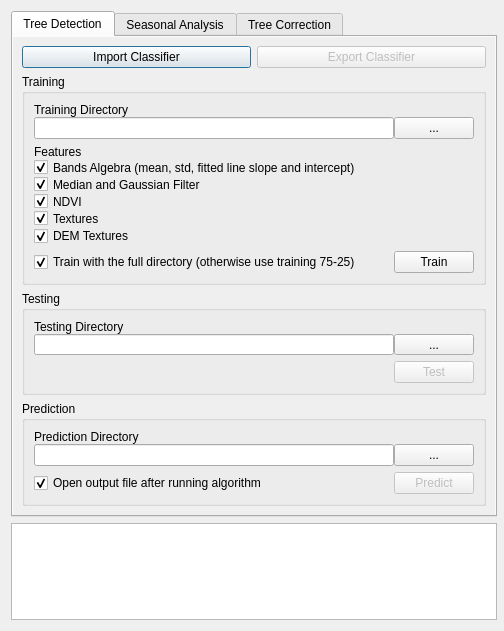
First picture: the form in Lumberjack_dialog_base.ui, repository carobrus/lumberjack_qgis_plugin, before the edit.
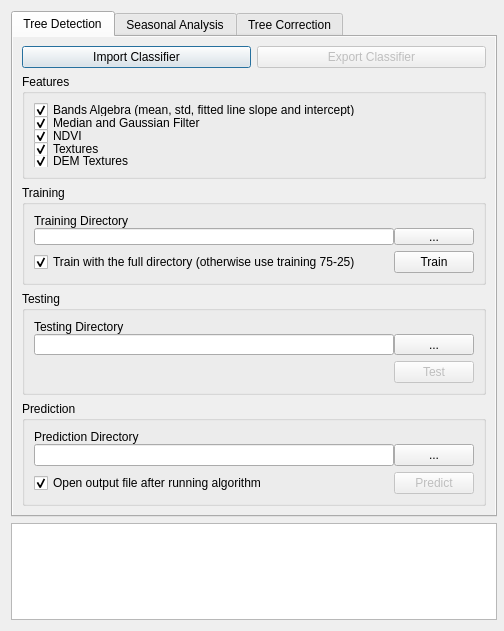
Second picture: the form after the edit.

Commit message: Changes on .ui. Separate Features

Diff of the .ui file:
```diff
--- a/Lumberjack_dialog_base.ui
+++ b/Lumberjack_dialog_base.ui
@@ -87,12 +87,77 @@
          </item>
         </layout>
        </item>
+       <item>
+        <widget class="QGroupBox" name="groupBox_features">
+         <property name="title">
+          <string>Features</string>
+         </property>
+         <layout class="QVBoxLayout" name="verticalLayout_12">
+          <property name="spacing">
+           <number>0</number>
+          </property>
+          <item>
+           <widget class="QCheckBox" name="checkBox_bandsAlgebra">
+            <property name="text">
+             <string>Bands Algebra (mean, std, fitted line slope and intercept)</string>
+            </property>
+            <property name="checked">
+             <bool>true</bool>
+            </property>
+           </widget>
+          </item>
+          <item>
+           <widget class="QCheckBox" name="checkBox_medianFilter">
+            <property name="text">
+             <string>Median and Gaussian Filter</string>
+            </property>
+            <property name="checked">
+             <bool>true</bool>
+            </property>
+           </widget>
+          </item>
+          <item>
+           <widget class="QCheckBox" name="checkBox_ndvi">
+            <property name="text">
+             <string>NDVI</string>
+            </property>
+            <property name="checked">
+             <bool>true</bool>
+            </property>
+           </widget>
+          </item>
+          <item>
+           <widget class="QCheckBox" name="checkBox_textures">
+            <property name="text">
+             <string>Textures</string>
+            </property>
+            <property name="checked">
+             <bool>true</bool>
+            </property>
+           </widget>
+          </item>
+          <item>
+           <widget class="QCheckBox" name="checkBox_dem">
+            <property name="enabled">
+             <bool>true</bool>
+            </property>
+            <property name="text">
+             <string>DEM Textures</string>
+            </property>
+            <property name="checked">
+             <bool>true</bool>
+            </property>
+           </widget>
+          </item>
+         </layout>
+        </widget>
+       </item>
        <item>
         <widget class="QGroupBox" name="groupBox_training">
          <property name="minimumSize">
           <size>
            <width>462</width>
-           <height>210</height>
+           <height>100</height>
           </size>
          </property>
          <property name="title">
@@ -131,76 +196,6 @@
             </item>
            </layout>
           </item>
-          <item>
-           <layout class="QVBoxLayout" name="verticalLayout_features" stretch="0,0,0,0,0,0">
-            <property name="spacing">
-             <number>0</number>
-            </property>
-            <property name="sizeConstraint">
-             <enum>QLayout::SetDefaultConstraint</enum>
-            </property>
-            <item>
-             <widget class="QLabel" name="label_features">
-              <property name="text">
-               <string>Features</string>
-              </property>
-             </widget>
-            </item>
-            <item>
-             <widget class="QCheckBox" name="checkBox_bandsAlgebra">
-              <property name="text">
-               <string>Bands Algebra (mean, std, fitted line slope and intercept)</string>
-              </property>
-              <property name="checked">
-               <bool>true</bool>
-              </property>
-             </widget>
-            </item>
-            <item>
-             <widget class="QCheckBox" name="checkBox_medianFilter">
-              <property name="text">
-               <string>Median and Gaussian Filter</string>
-              </property>
-              <property name="checked">
-               <bool>true</bool>
-              </property>
-             </widget>
-            </item>
-            <item>
-             <widget class="QCheckBox" name="checkBox_ndvi">
-              <property name="text">
-               <string>NDVI</string>
-              </property>
-              <property name="checked">
-               <bool>true</bool>
-              </property>
-             </widget>
-            </item>
-            <item>
-             <widget class="QCheckBox" name="checkBox_textures">
-              <property name="text">
-               <string>Textures</string>
-              </property>
-              <property name="checked">
-               <bool>true</bool>
-              </property>
-             </widget>
-            </item>
-            <item>
-             <widget class="QCheckBox" name="checkBox_dem">
-              <property name="enabled">
-               <bool>true</bool>
-              </property>
-              <property name="text">
-               <string>DEM Textures</string>
-              </property>
-              <property name="checked">
-               <bool>true</bool>
-              </property>
-             </widget>
-            </item>
-           </layout>
-          </item>
           <item>
            <layout class="QHBoxLayout" name="horizontalLayout_train_ratio">
             <item>
```
Left out of the diff: 26 changed lines with no effect on the pictures. The commit also changes 1 other file.
